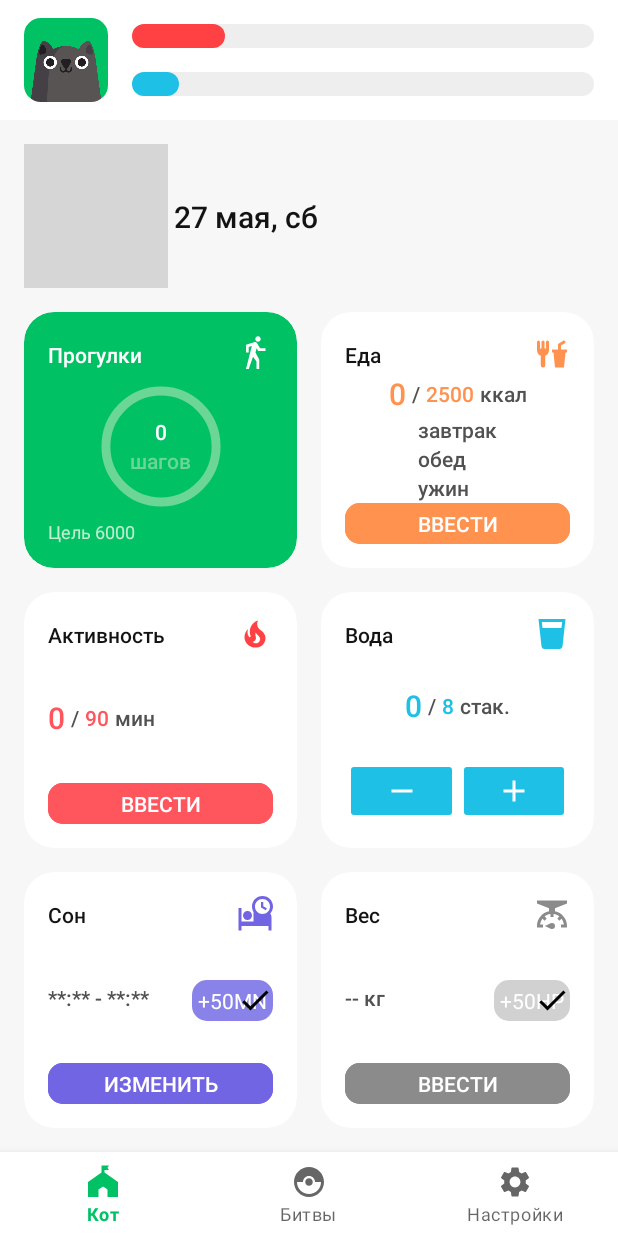
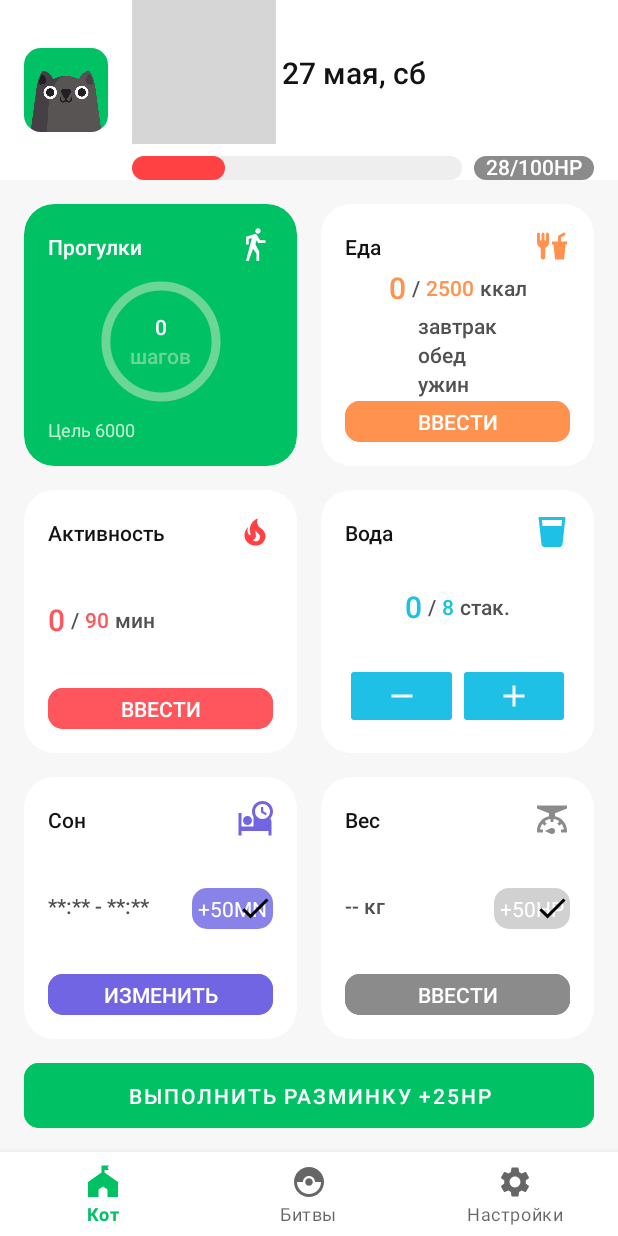
Before and after one commit to doctorwhat1/fitnessQuest, an Android app: the screen it shows after launch (MainActivity), on a phone screen of 412 x 824 dp. Run offline under Robolectric (Android 15) with nearby library versions, the light colour scheme and no system bars; our stand-ins replace data binding, navigation-ui; 4 statements that could not run were skipped; grey boxes are pictures that could not be loaded.

Commit message:
cat fragment layout changes

```diff
--- a/app/src/main/java/com/example/fitnessquest/MainActivity.kt
+++ b/app/src/main/java/com/example/fitnessquest/MainActivity.kt
@@ -28,8 +28,7 @@ class MainActivity : AppCompatActivity() {
         val editor = sharedPreferences.edit()
         editor.putBoolean(IS_SLEEP_TIME_REWARD_RECEIVED, false)
         editor.putBoolean(IS_WEIGHT_REWARD_RECEIVED, false)
-        editor.putInt(CURRENT_HP, 20)
-        editor.putInt(CURRENT_MANA, 10)
+        editor.putInt(CURRENT_HP, 28)
         editor.putString(BREAKFAST_CALORIES, "0")
         editor.putString(LUNCH_CALORIES, "0")
         editor.putString(DINNER_CALORIES, "0")
--- a/app/src/main/java/com/example/fitnessquest/SharedPreferencesKeys.kt
+++ b/app/src/main/java/com/example/fitnessquest/SharedPreferencesKeys.kt
@@ -33,4 +33,3 @@ val IS_WEIGHT_REWARD_RECEIVED = "IS_WEIGHT_REWARD_RECEIVED"
 
 // cat indicators
 val CURRENT_HP = "CURRENT_HP"
-val CURRENT_MANA = "CURRENT_MANA"
--- a/app/src/main/java/com/example/fitnessquest/home/CatFragment.kt
+++ b/app/src/main/java/com/example/fitnessquest/home/CatFragment.kt
@@ -10,6 +10,7 @@ import androidx.fragment.app.Fragment
 import androidx.lifecycle.ViewModelProvider
 import androidx.navigation.findNavController
 import com.example.fitnessquest.APP_PREFERENCES
+import com.example.fitnessquest.CURRENT_HP
 import com.example.fitnessquest.R
 import com.example.fitnessquest.databinding.FragmentCatBinding
 
@@ -23,18 +24,12 @@ class CatFragment : Fragment() {
     lateinit var viewModel: CatViewModel
     lateinit var viewModelFactory: CatViewModelFactory
 
-
     override fun onCreateView(
         inflater: LayoutInflater, container: ViewGroup?,
         savedInstanceState: Bundle?
     ): View? {
         _binding = FragmentCatBinding.inflate(inflater, container, false)
         val view = binding.root
-
-        /*val steps = requireContext()
-            .getSharedPreferences(APP_PREFERENCES, Context.MODE_PRIVATE)
-            .getInt(PREVIOUS_TOTAL_STEPS, 0)
-        Toast.makeText(context, "steps in sharef pref: ${steps}", Toast.LENGTH_SHORT).show()*/
 
         // Adding a context of SENSOR_SERVICE as Sensor Manager
         val sensorManager = requireActivity().getSystemService(Context.SENSOR_SERVICE) as SensorManager
@@ -50,11 +45,10 @@ class CatFragment : Fragment() {
         binding.catViewModel = viewModel // set the data binding variable
         binding.lifecycleOwner = viewLifecycleOwner // lets the layout respond to live data updates
 
-        // cat indicators
-        viewModel.setMana()
+        // cat HP
         viewModel.setHP()
 
-        /*viewModel.setCurrentStrolls()*/
+
         viewModel.setTotalCalories()
         viewModel.setCurrentActivity()
         viewModel.setSleepTime()
@@ -99,6 +93,8 @@ class CatFragment : Fragment() {
             view.findNavController().navigate(R.id.action_catFragment_to_weightFragment)
         }
 
+        binding.btnPerformWarmup.setOnClickListener { viewModel.increaseHP() }
+
         return view
     }
 
--- a/app/src/main/java/com/example/fitnessquest/home/CatViewModel.kt
+++ b/app/src/main/java/com/example/fitnessquest/home/CatViewModel.kt
@@ -57,15 +57,10 @@ class CatViewModel(
     // ------------------------------------------------------------------------------------------------
 
 
-    // current indicators
+    // current HP
     private val _currentHP = MutableLiveData(0)
     val currentHP: LiveData<Int>
         get() = _currentHP
-
-    private val _currentMana = MutableLiveData(0)
-    val currentMana: LiveData<Int>
-        get() = _currentMana
-
 
     // current values
     private val _totalCalories = MutableLiveData("0")
@@ -105,10 +100,6 @@ class CatViewModel(
 
     fun setHP() {
         _currentHP.value = sharedPreferences.getInt(CURRENT_HP, 0)
-    }
-
-    fun setMana() {
-        _currentMana.value = sharedPreferences.getInt(CURRENT_MANA, 0)
     }
 
 
@@ -167,4 +158,13 @@ class CatViewModel(
         _isWeightRewardReceived.value = sharedPreferences.getBoolean(IS_WEIGHT_REWARD_RECEIVED, false)
     }
 
+    fun increaseHP() {
+        if (_currentHP.value == 100) return
+
+        val editor = sharedPreferences.edit()
+        _currentHP.value = if (_currentHP.value!! > 75) 100 else _currentHP.value!! + 25
+        editor.putInt(CURRENT_HP, _currentHP.value!!)
+        editor.apply()
+    }
+
 }
--- a/app/src/main/java/com/example/fitnessquest/home/cards/SleepFragment.kt
+++ b/app/src/main/java/com/example/fitnessquest/home/cards/SleepFragment.kt
@@ -33,7 +33,7 @@ class SleepFragment : Fragment() {
             editor.putString(WAKEUP_TIME, wakeupTime)
 
             if (!sharedPref.getBoolean(IS_SLEEP_TIME_REWARD_RECEIVED, true)) {
-                editor.putInt(CURRENT_MANA, sharedPref.getInt(CURRENT_MANA, 0) + 50)
+                editor.putInt(CURRENT_HP, sharedPref.getInt(CURRENT_HP, 0) + 50)
             }
             editor.putBoolean(IS_SLEEP_TIME_REWARD_RECEIVED, true)
 
--- a/app/src/main/java/com/example/fitnessquest/home/cards/WeightFragment.kt
+++ b/app/src/main/java/com/example/fitnessquest/home/cards/WeightFragment.kt
@@ -9,7 +9,7 @@ import android.view.ViewGroup
 import android.widget.Toast
 import com.example.fitnessquest.*
 import com.example.fitnessquest.databinding.FragmentWeightBinding
-import com.example.fitnessquest.home.CatViewModel
+
 
 
 class WeightFragment : Fragment() {
@@ -39,7 +39,7 @@ class WeightFragment : Fragment() {
 
             if (sharedPref.contains(IS_WEIGHT_REWARD_RECEIVED)
                 && !sharedPref.getBoolean(IS_WEIGHT_REWARD_RECEIVED, true)) {
-                editor.putInt(CURRENT_MANA, sharedPref.getInt(CURRENT_MANA, 0) + 50)
+                editor.putInt(CURRENT_HP, (sharedPref.getInt(CURRENT_HP, 0) + 25) % 100)
             }
             editor.putBoolean(IS_WEIGHT_REWARD_RECEIVED, true)
 
--- /dev/null
+++ b/app/src/main/res/drawable/bg_reward.xml
@@ -0,0 +1,8 @@
+<?xml version="1.0" encoding="utf-8"?>
+<selector xmlns:android="http://schemas.android.com/apk/res/android">
+    <item>
+        <shape android:shape="rectangle">
+            <corners android:radius="10dp" />
+        </shape>
+    </item>
+</selector>
--- a/app/src/main/res/layout/fragment_cat.xml
+++ b/app/src/main/res/layout/fragment_cat.xml
@@ -37,6 +37,8 @@
                     android:layout_width="56dp"
                     android:layout_height="56dp"
                     android:layout_marginStart="16dp"
+                    android:layout_marginTop="12dp"
+                    android:layout_marginBottom="12dp"
                     android:padding="0dp"
                     android:src="@drawable/cat_image2"
                     app:layout_constraintBottom_toBottomOf="parent"
@@ -52,48 +54,26 @@
                     android:layout_width="0dp"
                     android:layout_height="wrap_content"
                     android:layout_marginStart="16dp"
-                    android:layout_marginTop="16dp"
-                    android:layout_marginEnd="16dp"
-                    android:layout_marginBottom="16dp"
+                    android:layout_marginEnd="8dp"
                     android:foregroundGravity="center_vertical"
                     android:progress="@{catViewModel.currentHP}"
                     android:progressDrawable="@drawable/bg_pb_hp"
-                    app:layout_constraintBottom_toTopOf="@+id/pb_mana"
-                    app:layout_constraintEnd_toEndOf="parent"
+                    app:layout_constraintBottom_toBottomOf="parent"
+                    app:layout_constraintEnd_toStartOf="@+id/tv_pb_hp"
                     app:layout_constraintStart_toEndOf="@+id/iv_cat"
-                    app:layout_constraintTop_toTopOf="parent" />
-
-                <ProgressBar
-                    android:id="@+id/pb_mana"
-                    style="?android:attr/progressBarStyleHorizontal"
-                    android:layout_width="0dp"
-                    android:layout_height="16dp"
-                    android:layout_marginStart="16dp"
-                    android:layout_marginEnd="16dp"
-                    android:layout_marginBottom="16dp"
-                    android:progress="@{catViewModel.currentMana}"
-                    android:progressDrawable="@drawable/bg_pb_mana"
-                    app:layout_constraintBottom_toBottomOf="parent"
-                    app:layout_constraintEnd_toEndOf="parent"
-                    app:layout_constraintStart_toEndOf="@+id/iv_cat"
-                    app:layout_constraintTop_toBottomOf="@+id/pb_hp" />
-
-            </androidx.constraintlayout.widget.ConstraintLayout>
-
-        </androidx.cardview.widget.CardView>
+                    app:layout_constraintTop_toBottomOf="@+id/iv_calendar_icon" />
 
                 <ImageView
                     android:id="@+id/iv_calendar_icon"
                     android:layout_width="wrap_content"
                     android:layout_height="wrap_content"
                     android:layout_marginStart="16dp"
-            android:layout_marginTop="16dp"
+                    android:layout_marginBottom="8dp"
                     android:src="@drawable/ic_cat_calendar"
-            app:layout_constraintEnd_toStartOf="@+id/tv_current_date"
-            app:layout_constraintHorizontal_bias="0.5"
-            app:layout_constraintHorizontal_chainStyle="packed"
-            app:layout_constraintStart_toStartOf="parent"
-            app:layout_constraintTop_toBottomOf="@+id/cv_cat_info"
+                    app:layout_constraintBottom_toTopOf="@+id/pb_hp"
+                    app:layout_constraintStart_toEndOf="@+id/iv_cat"
+                    app:layout_constraintTop_toTopOf="parent"
+                    app:layout_constraintVertical_chainStyle="packed"
                     app:tint="@color/base_900" />
 
                 <TextView
@@ -107,6 +87,28 @@
                     app:layout_constraintBottom_toBottomOf="@+id/iv_calendar_icon"
                     app:layout_constraintStart_toEndOf="@+id/iv_calendar_icon"
                     app:layout_constraintTop_toTopOf="@+id/iv_calendar_icon" />
+
+                <TextView
+                    android:id="@+id/tv_pb_hp"
+                    android:layout_width="wrap_content"
+                    android:layout_height="wrap_content"
+                    android:layout_marginEnd="16dp"
+                    android:background="@drawable/bg_progress_text"
+                    android:backgroundTint="@color/base_500"
+                    android:includeFontPadding="false"
+                    android:paddingLeft="8dp"
+                    android:paddingRight="8dp"
+                    android:text="@{@string/cat_hp_progress_bar(catViewModel.currentHP)}"
+                    android:textAppearance="@style/Subtitle"
+                    android:textColor="@color/base_0"
+                    app:layout_constraintBottom_toBottomOf="@+id/pb_hp"
+                    app:layout_constraintEnd_toEndOf="parent"
+                    app:layout_constraintTop_toTopOf="@+id/pb_hp"
+                    app:layout_constraintVertical_bias="1.0" />
+
+            </androidx.constraintlayout.widget.ConstraintLayout>
+
+        </androidx.cardview.widget.CardView>
 
         <androidx.cardview.widget.CardView
             android:id="@+id/cv_strolls"
@@ -634,7 +636,7 @@
                     android:layout_width="wrap_content"
                     android:layout_height="wrap_content"
                     android:visibility="@{catViewModel.isSleepTimeRewardReceived() ? View.GONE : View.VISIBLE }"
-                    android:background="@drawable/bd_reward"
+                    android:background="@drawable/bg_reward"
                     android:backgroundTint="@color/purple_300"
                     android:padding="4dp"
                     android:text="+50MN"
@@ -727,7 +729,7 @@
                     android:layout_width="wrap_content"
                     android:layout_height="wrap_content"
                     android:visibility="@{catViewModel.isWeightRewardReceived() ? View.GONE : View.VISIBLE}"
-                    android:background="@drawable/bd_reward"
+                    android:background="@drawable/bg_reward"
                     android:backgroundTint="@color/base_300"
                     android:padding="4dp"
                     android:text="+50HP"
@@ -788,10 +790,23 @@
             app:flow_maxElementsWrap="2"
             app:flow_verticalGap="16dp"
             app:flow_wrapMode="chain"
+            app:layout_constraintBottom_toTopOf="@+id/btn_perform_warmup"
+            app:layout_constraintEnd_toEndOf="parent"
+            app:layout_constraintStart_toStartOf="parent"
+            app:layout_constraintTop_toBottomOf="@+id/cv_cat_info" />
+
+        <Button
+            android:id="@+id/btn_perform_warmup"
+            style="@style/ThemeOverlay.WarmupButton"
+            android:layout_width="0dp"
+            android:layout_height="wrap_content"
+            android:layout_marginStart="16dp"
+            android:layout_marginEnd="16dp"
+            android:layout_marginBottom="16dp"
+            android:text="выполнить разминку +25HP"
             app:layout_constraintBottom_toBottomOf="parent"
             app:layout_constraintEnd_toEndOf="parent"
-            app:layout_constraintStart_toStartOf="parent"
-            app:layout_constraintTop_toBottomOf="@+id/iv_calendar_icon" />
+            app:layout_constraintStart_toStartOf="parent" />
 
     </androidx.constraintlayout.widget.ConstraintLayout>
 
--- a/app/src/main/res/values/strings.xml
+++ b/app/src/main/res/values/strings.xml
@@ -3,13 +3,8 @@
     <!-- TODO: Remove or change this placeholder text -->
     <string name="hello_blank_fragment">Hello blank fragment</string>
 
-    <!--shared preferences keys-->
-    <string name="CURRENT_STEPS">CURRENT_STEPS</string>
-    <string name="CURRENT_CALORIES">CURRENT_CALORIES</string>
-    <string name="CURRENT_ACTIVITY">CURRENT_ACTIVITY</string>
-    <string name="CURRENT_WATER_CUPS">CURRENT_WATER_CUPS</string>
-    <string name="CURRENT_SLEEP_TIME">CURRENT_SLEEP_TIME</string>
-    <string name="CURRENT_WEIGHT">CURRENT_WEIGHT</string>
+    <!--progress bar-->
+    <string name="cat_hp_progress_bar">%s/100HP</string>
 
     <!--buttons-->
     <string name="enter">ввести</string>
--- a/app/src/main/res/values/styles.xml
+++ b/app/src/main/res/values/styles.xml
@@ -30,6 +30,18 @@
     <style name="RoundedSquare">
         <item name="cornerSize">20%</item>
         <item name="cornerFamily">rounded</item>
+    </style>
+
+    <style name="ThemeOverlay.WarmupButton" parent="ThemeOverlay.Material3.Button.TextButton">
+        <item name="android:backgroundTint">@color/green_500</item>
+        <item name="cornerRadius">10dp</item>
+        <item name="android:paddingTop">12dp</item>
+        <item name="android:paddingBottom">12dp</item>
+        <item name="android:stateListAnimator">@null</item> <!--disable shadow-->
+        <item name="android:minHeight">0dp</item>
+        <item name="android:minWidth">0dp</item>
+        <item name="android:insetTop">0dp</item> <!--no top padding-->
+        <item name="android:insetBottom">0dp</item> <!--no bottom padding-->
     </style>
 
 
@@ -102,4 +114,10 @@
         <item name="android:typeface">monospace</item>
     </style>
 
+    <style name="Subtitle">
+        <item name="fontFamily">sans-serif-medium</item>
+        <item name="android:textSize">14sp</item>
+        <item name="android:typeface">monospace</item>
+    </style>
+
 </resources>
```
Also changed, not shown: app/src/main/res/drawable/bg_progress_text.xml (renamed from app/src/main/res/drawable/bd_reward.xml). Lines whose indentation alone changed are shown as unchanged.
